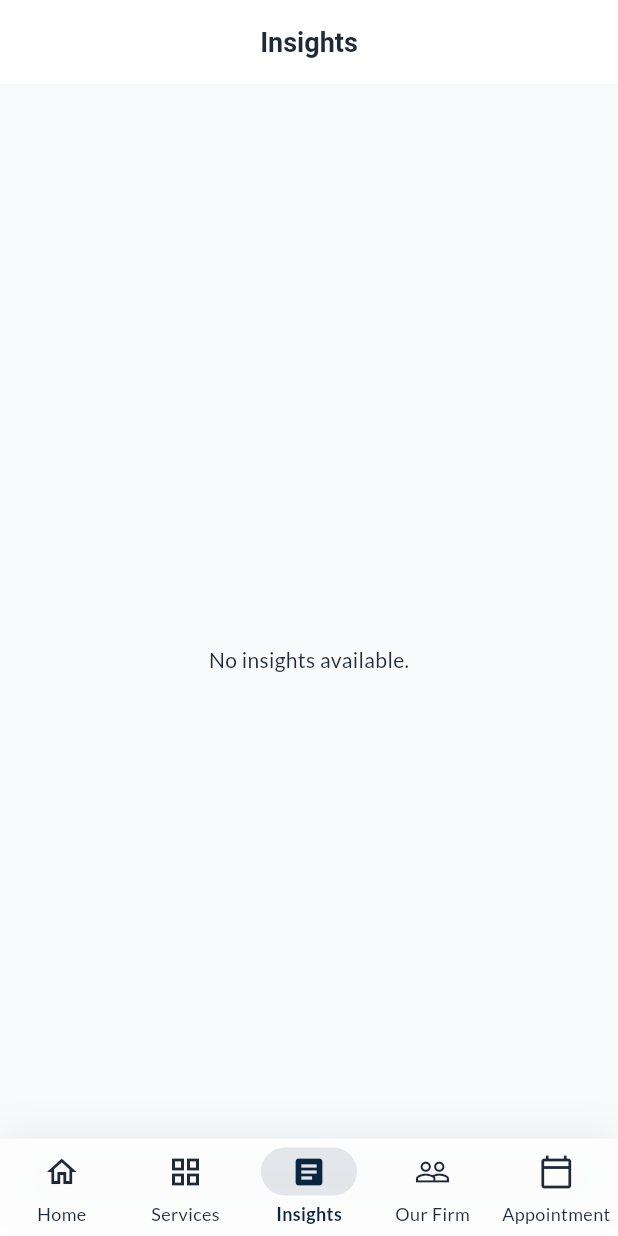
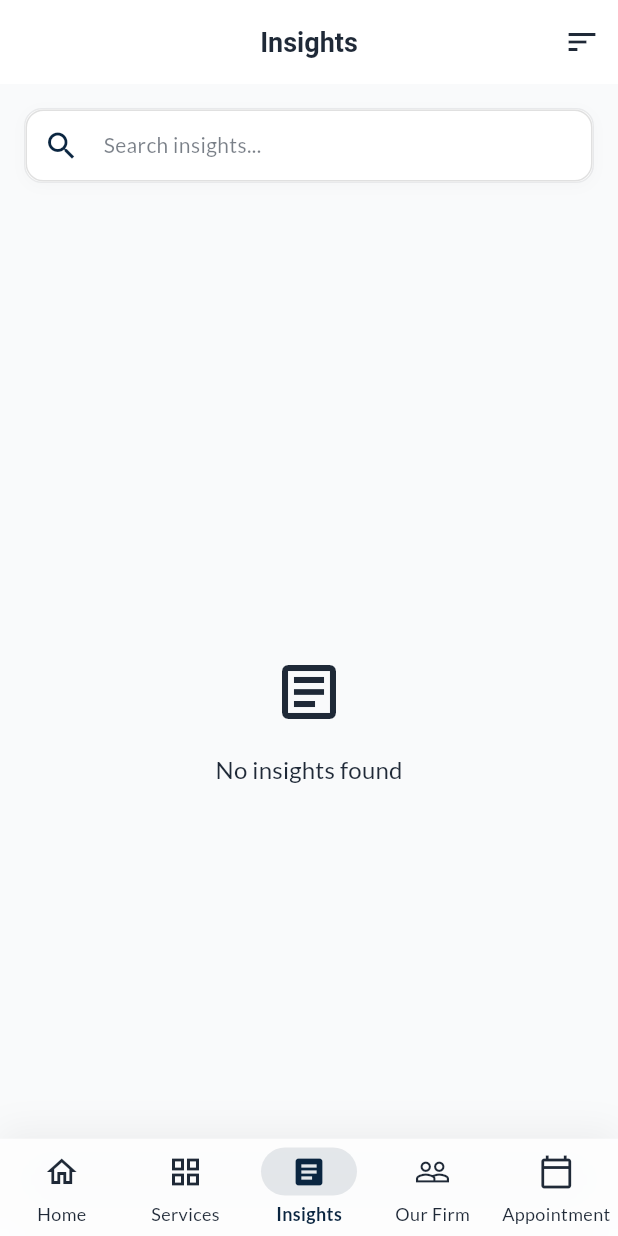
Before and after one commit to Shahadat99x/lawfirm_mobile_app, a Flutter app: the InsightsScreen screen opened by its route, on a phone screen of 412 x 824 dp. Run offline on Flutter 3.47's test engine with Material 3 defaults, Android fonts, the phone set to English and light mode, and no system bars; our stand-ins replace dio, flutter_dotenv, flutter_markdown, flutter_riverpod, go_router, google_fonts and 4 more; accounts and stored records are empty.

Commit message:
Added search feature in Insights page as well for better UX

```diff
--- a/lib/features/insights/insights_screen.dart
+++ b/lib/features/insights/insights_screen.dart
@@ -6,27 +6,93 @@ import 'data/blog_repo.dart';
 import 'domain/blog_post.dart';
 import '../../shared/theme/app_colors.dart';
 
+import '../../shared/widgets/search_field.dart';
+
+enum SortOption { latest, oldest }
+
+final insightSearchProvider = StateProvider.autoDispose<String>((ref) => '');
+final insightSortProvider = StateProvider.autoDispose<SortOption>((ref) => SortOption.latest);
+
 class InsightsScreen extends ConsumerWidget {
   const InsightsScreen({super.key});
 
   @override
   Widget build(BuildContext context, WidgetRef ref) {
     final blogsAsync = ref.watch(blogPostsProvider);
+    final searchQuery = ref.watch(insightSearchProvider);
+    final sortOption = ref.watch(insightSortProvider);
 
     return Scaffold(
-      appBar: AppBar(title: const Text('Insights')),
+      appBar: AppBar(
+        title: const Text('Insights'),
+        actions: [
+          PopupMenuButton<SortOption>(
+            icon: const Icon(Icons.sort),
+            onSelected: (val) => ref.read(insightSortProvider.notifier).state = val,
+            itemBuilder: (context) => [
+              const PopupMenuItem(
+                value: SortOption.latest,
+                child: Text('Latest First'),
+              ),
+              const PopupMenuItem(
+                value: SortOption.oldest,
+                child: Text('Oldest First'),
+              ),
+            ],
+          ),
+        ],
+      ),
       body: blogsAsync.when(
         data: (posts) {
-          if (posts.isEmpty) {
-            return const Center(child: Text('No insights available.'));
-          }
-          return ListView.builder(
-            padding: const EdgeInsets.all(16),
-            itemCount: posts.length,
-            itemBuilder: (context, index) {
-              final post = posts[index];
-              return _BlogCard(post: post);
-            },
+          // 1. Filter
+          var filtered = posts.where((p) {
+            final q = searchQuery.toLowerCase();
+            return p.title.toLowerCase().contains(q) ||
+                (p.category?.toLowerCase().contains(q) ?? false) ||
+                (p.excerpt?.toLowerCase().contains(q) ?? false);
+          }).toList();
+
+          // 2. Sort
+          filtered.sort((a, b) {
+            final dateA = a.publishedAt ?? DateTime(0);
+            final dateB = b.publishedAt ?? DateTime(0);
+            return sortOption == SortOption.latest
+                ? dateB.compareTo(dateA) // Descending
+                : dateA.compareTo(dateB); // Ascending
+          });
+
+          return Column(
+            children: [
+              Padding(
+                padding: const EdgeInsets.all(16),
+                child: SearchField(
+                  hintText: 'Search insights...',
+                  onChanged: (val) => ref.read(insightSearchProvider.notifier).state = val,
+                  onClear: () => ref.read(insightSearchProvider.notifier).state = '',
+                ),
+              ),
+              Expanded(
+                child: filtered.isEmpty
+                    ? Center(
+                        child: Column(
+                          mainAxisAlignment: MainAxisAlignment.center,
+                          children: [
+                            Icon(Icons.article_outlined, size: 48, color: Theme.of(context).colorScheme.outline),
+                            const SizedBox(height: 16),
+                            Text('No insights found', style: Theme.of(context).textTheme.titleMedium),
+                          ],
+                        ),
+                      )
+                    : ListView.builder(
+                        padding: const EdgeInsets.fromLTRB(16, 0, 16, 16),
+                        itemCount: filtered.length,
+                        itemBuilder: (context, index) {
+                          final post = filtered[index];
+                          return _BlogCard(key: ValueKey(post.id), post: post);
+                        },
+                      ),
+              ),
+            ],
           );
         },
         loading: () => const Center(child: CircularProgressIndicator()),
@@ -51,7 +117,7 @@ class InsightsScreen extends ConsumerWidget {
 class _BlogCard extends StatelessWidget {
   final BlogPost post;
 
-  const _BlogCard({required this.post});
+  const _BlogCard({super.key, required this.post});
 
   @override
   Widget build(BuildContext context) {
@@ -84,7 +150,7 @@ class _BlogCard extends StatelessWidget {
               child: Column(
                 crossAxisAlignment: CrossAxisAlignment.start,
                 children: [
-                  if (post.category != null)
+                   if (post.category != null)
                     Padding(
                       padding: const EdgeInsets.only(bottom: 8),
                       child: Text(
```
